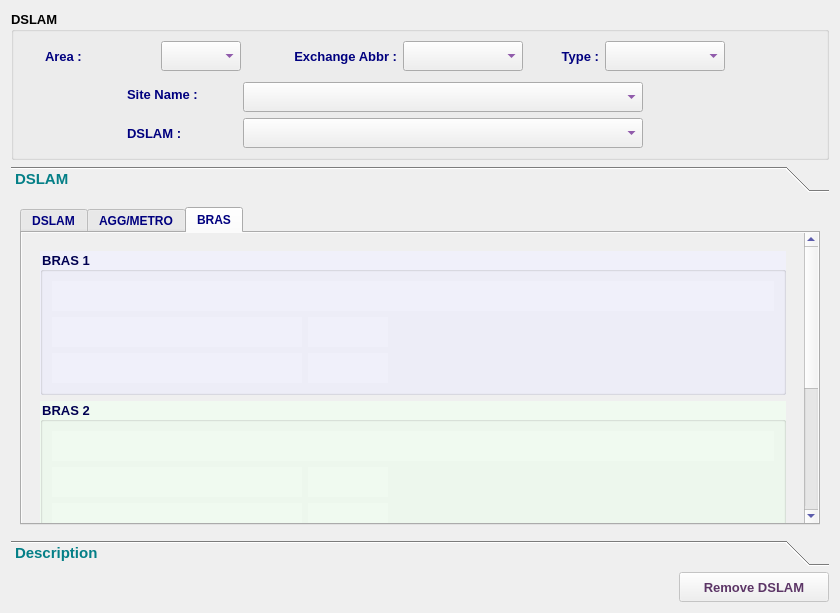
Qt form mainPanel/menu/plan/dslam/removeDslam/removedslamdialog.ui (samad-ghanbari/DaNet) before a commit.
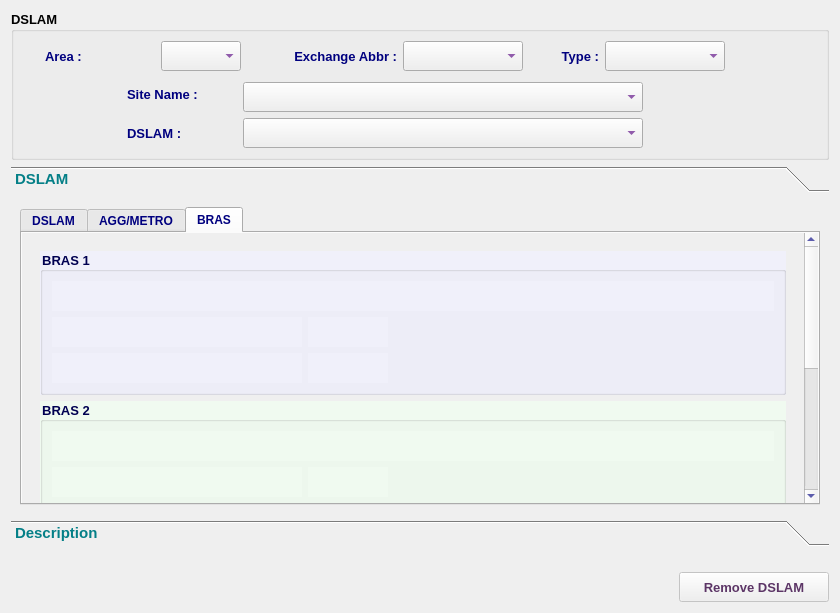
The same form after that commit. The open tabs and pages were chosen to show the change. Icons and pictures are not drawn.

Diff of the .ui file:
```diff
--- a/mainPanel/menu/plan/dslam/removeDslam/removedslamdialog.ui
+++ b/mainPanel/menu/plan/dslam/removeDslam/removedslamdialog.ui
@@ -543,7 +543,7 @@
         <x>0</x>
         <y>0</y>
         <width>822</width>
-        <height>334</height>
+        <height>328</height>
        </rect>
       </property>
       <attribute name="label">
@@ -3600,7 +3600,7 @@
               <property name="geometry">
                <rect>
                 <x>0</x>
-                <y>-60</y>
+                <y>0</y>
                 <width>786</width>
                 <height>548</height>
                </rect>
@@ -4155,6 +4155,19 @@
      </widget>
     </widget>
    </item>
+   <item>
+    <spacer name="verticalSpacer_3">
+     <property name="orientation">
+      <enum>Qt::Orientation::Vertical</enum>
+     </property>
+     <property name="sizeHint" stdset="0">
+      <size>
+       <width>20</width>
+       <height>40</height>
+      </size>
+     </property>
+    </spacer>
+   </item>
    <item>
     <layout class="QHBoxLayout" name="horizontalLayout_44">
      <item>
```
Left out of the diff: 2 changed lines with no effect on the pictures.
